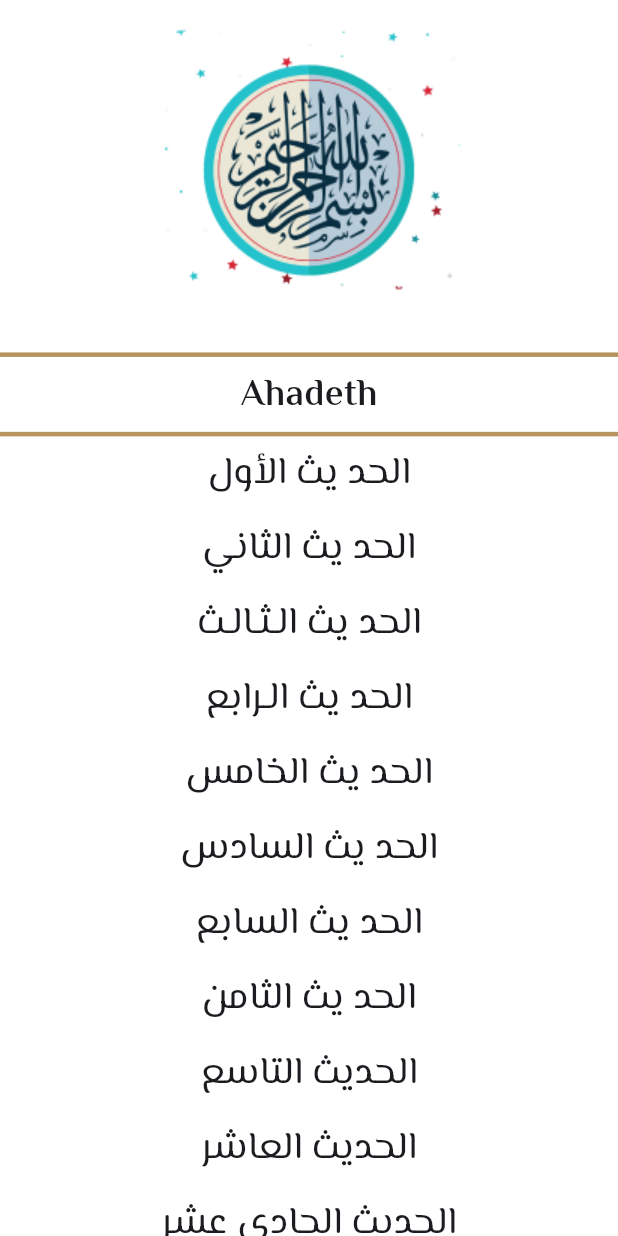
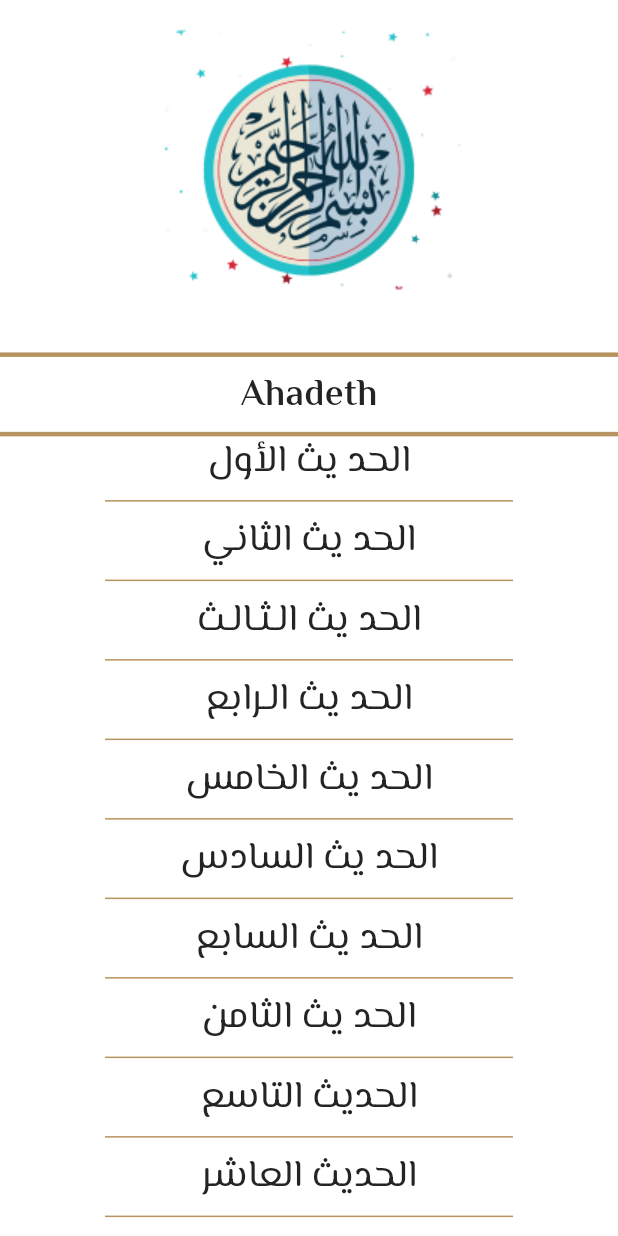
Before and after one commit to RanaGebril/islami, a Flutter app: the AhadethTab widget shown alone on an empty page, opened directly, on a phone screen of 412 x 824 dp. Run offline on Flutter 3.47's test engine with Material 3 defaults, Android fonts, the phone set to English and light mode, and no system bars; our stand-ins replace google_fonts.

Commit message:
light theme & text done

```diff
--- a/lib/APP_colors.dart
+++ b/lib/APP_colors.dart
@@ -2,5 +2,5 @@ import 'package:flutter/material.dart';
 
 class AppColors{
   static const Color primary=Color(0xffB7935F);
-  static const Color secondary=Color(0xffF8F8F8);
+  static const Color blackColor=Color(0xff242424);
 }
--- a/lib/my_theme_data.dart
+++ b/lib/my_theme_data.dart
@@ -13,7 +13,7 @@ class MyThemeData{
         shadowColor: Colors.transparent,
         iconTheme: IconThemeData(
           size: 40,
-          color: Colors.black
+          color: AppColors.blackColor
         ),
         titleTextStyle:  GoogleFonts.elMessiri(
             color: Color(0xff242424),
@@ -32,6 +32,20 @@ class MyThemeData{
       thickness: 3,
        color: AppColors.primary,
     ),
+    textTheme: TextTheme(
+      bodyLarge: GoogleFonts.elMessiri(
+          color: AppColors.blackColor,
+          fontSize: 30,
+          fontWeight: FontWeight.w700),
+      bodyMedium: GoogleFonts.elMessiri(
+          color: AppColors.blackColor,
+          fontSize: 25,
+          fontWeight: FontWeight.w600),
+      bodySmall: GoogleFonts.elMessiri(
+          color: AppColors.blackColor,
+          fontSize: 25,
+          fontWeight: FontWeight.w400),
+    )
 
 
 
--- a/lib/tabs/Ahadeth_tab.dart
+++ b/lib/tabs/Ahadeth_tab.dart
@@ -33,26 +33,20 @@ class _AhadethTabState extends State<AhadethTab> {
         ),
         Divider(
           height: 0.95,
-          thickness: 3,
-          color: AppColors.primary,
         ),
         Padding(
           padding:
           const EdgeInsets.symmetric(vertical: 8.0, horizontal: 20),
           child: Text(
             "Ahadeth",
-            style: GoogleFonts.elMessiri(
-                fontSize: 25, fontWeight: FontWeight.w600),
+            style: Theme.of(context).textTheme.bodyMedium,
           ),
         ),
         Divider(
           height: 0.95,
-          thickness: 3,
-          color: AppColors.primary,
         ),
         Expanded(
-            child: ListView.builder(
-                itemBuilder: (context, index) {
+            child: ListView.separated(itemBuilder: (context, index) {
               return GestureDetector(
                 onTap: () {
                   Navigator.pushNamed(context, HadethDetailsScreen.routeName,
@@ -62,15 +56,18 @@ class _AhadethTabState extends State<AhadethTab> {
                   });
                 },
                 child: Text(allAhadeth[index].title,
-                      style: GoogleFonts.elMessiri(
-                          fontSize: 25,
-                          fontWeight: FontWeight.w400,
-                        height: 2
-                      ),
+                  style: Theme.of(context).textTheme.bodySmall,
                   textAlign: TextAlign.center,),
               );
-                },
-            itemCount: allAhadeth.length,))
+            }, separatorBuilder: (context, index) {
+              return Divider(
+                thickness: 1,
+                endIndent: 70,
+                indent: 70,
+                height: 20,
+              );
+            }, itemCount: allAhadeth.length)
+        )
       ],
 
     );
```
Also changed, not shown: lib/Sura_details_screen.dart (+12 -11 lines), lib/hadeth_details_screen.dart (+2 -5 lines), lib/tabs/Quran_tab.dart (+4 -8 lines), lib/tabs/Radio_tab.dart (+15 -13 lines), lib/tabs/Sebha_tab.dart (+6 -15 lines). Lines whose indentation alone changed are shown as unchanged.
